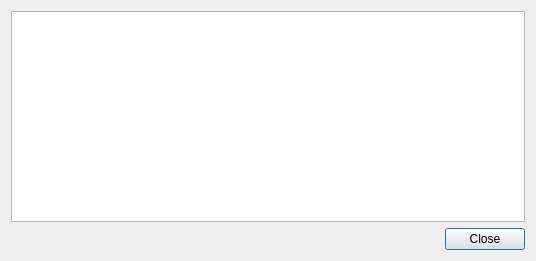
Old version of the form liteidex/src/liteapp/pluginsdialog.ui in the repository seanxyh/liteide.
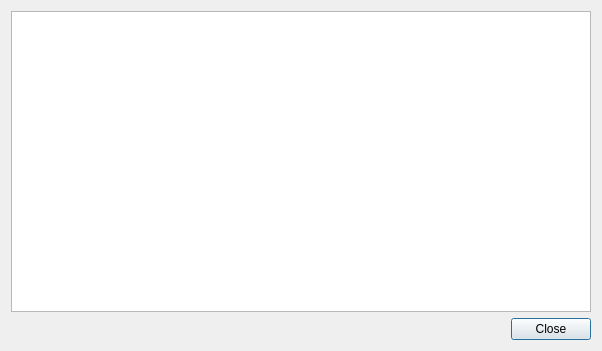
New version of the form.

```diff
--- a/liteidex/src/liteapp/pluginsdialog.ui
+++ b/liteidex/src/liteapp/pluginsdialog.ui
@@ -6,8 +6,8 @@
    <rect>
     <x>0</x>
     <y>0</y>
-    <width>536</width>
-    <height>261</height>
+    <width>602</width>
+    <height>351</height>
    </rect>
   </property>
   <property name="windowTitle">
```
